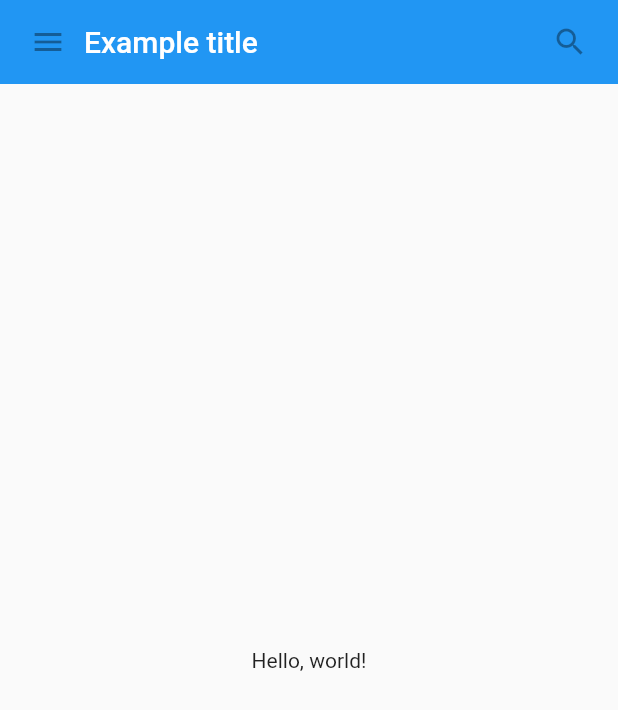
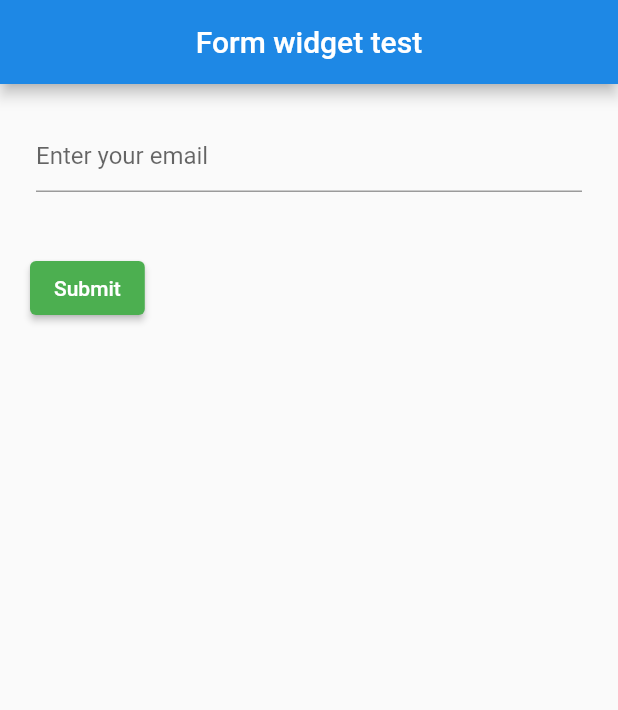
Before and after one commit to omeripek/flutter-widgets, a Flutter app: the screen it shows after launch, on a phone screen of 412 x 824 dp. Shown: the top 710 px of the screen. Run offline on Flutter 3.47's test engine with Material 2 defaults, Android fonts, the phone set to English and light mode, and no system bars.

Commit message:
form widget test

```diff
--- a/flutter_widgets_test/lib/main.dart
+++ b/flutter_widgets_test/lib/main.dart
@@ -1,64 +1,47 @@
 import 'package:flutter/material.dart';
-
-class MyAppBar extends StatelessWidget {
-  const MyAppBar({required this.title, super.key});
-
-  // Fields in a Widget subclass are always marked "final".
-
-  final Widget title;
-
+void main() => runApp(MyApp());
+class MyApp extends StatelessWidget {
+  // This widget is the root of your application.
   @override
   Widget build(BuildContext context) {
-    return Container(
-      height: 56.0, // in logical pixels
-      padding: const EdgeInsets.symmetric(horizontal: 8.0),
-      decoration: BoxDecoration(color: Colors.blue[500]),
-      // Row is a horizontal, linear layout.
-      child: Row(
-        children: [
-          const IconButton(
-            icon: Icon(Icons.menu),
-            tooltip: 'Navigation menu',
-            onPressed: null, // null disables the button
-          ),
-          // Expanded expands its child
-          // to fill the available space.
-          Expanded(
-            child: title,
-          ),
-          const IconButton(
-            icon: Icon(Icons.search),
-            tooltip: 'Search',
-            onPressed: null,
-          ),
-        ],
+    return MaterialApp(
+      debugShowCheckedModeBanner: false,
+      title: 'Flutter Widgets',
+      theme: ThemeData(
+        primarySwatch: Colors.green,
+      ),
+      home: Scaffold(
+        appBar: AppBar(
+          centerTitle: true,
+          title: Text('Form widget test'),
+          backgroundColor: Colors.blue[600],
+        ),
+        body: App(),
       ),
     );
   }
 }
-
-class MyScaffold extends StatelessWidget {
-  const MyScaffold({super.key});
-
+class App extends StatelessWidget {
   @override
   Widget build(BuildContext context) {
-    // Material is a conceptual piece
-    // of paper on which the UI appears.
-    return Material(
-      // Column is a vertical, linear layout.
+    return Form(
       child: Column(
-        children: [
-          MyAppBar(
-            title: Text(
-              'Example title',
-              style: Theme.of(context) //
-                  .primaryTextTheme
-                  .titleLarge,
+        crossAxisAlignment: CrossAxisAlignment.start,
+        children: <Widget>[
+          Padding(padding: const EdgeInsets.all(24),
+          child: TextFormField(
+            decoration: const InputDecoration(
+              hintText: 'Enter your email',
             ),
+
           ),
-          const Expanded(
-            child: Center(
-              child: Text('Hello, world!'),
+          ),
+         Padding(
+            padding: const EdgeInsets.symmetric(vertical: 16.0, horizontal: 20),
+            child: ElevatedButton(
+              onPressed: () {
+              },
+              child: Text('Submit'),
             ),
           ),
         ],
@@ -66,14 +49,3 @@ class MyScaffold extends StatelessWidget {
     );
   }
 }
-
-void main() {
-  runApp(
-    const MaterialApp(
-      title: 'My app', // used by the OS task switcher
-      home: SafeArea(
-        child: MyScaffold(),
-      ),
-    ),
-  );
-}
```
